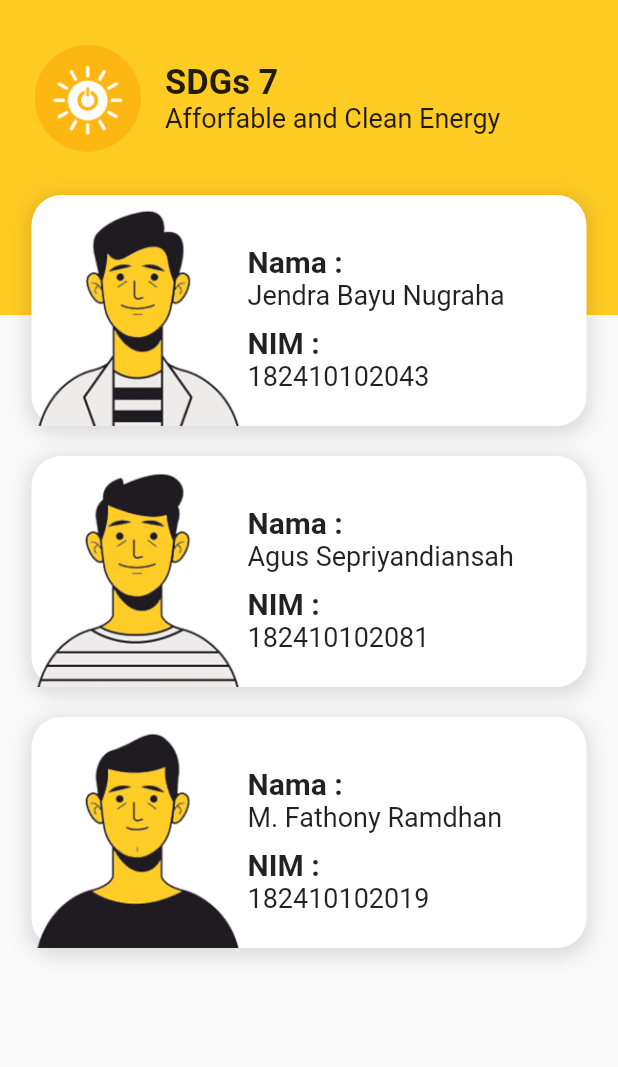
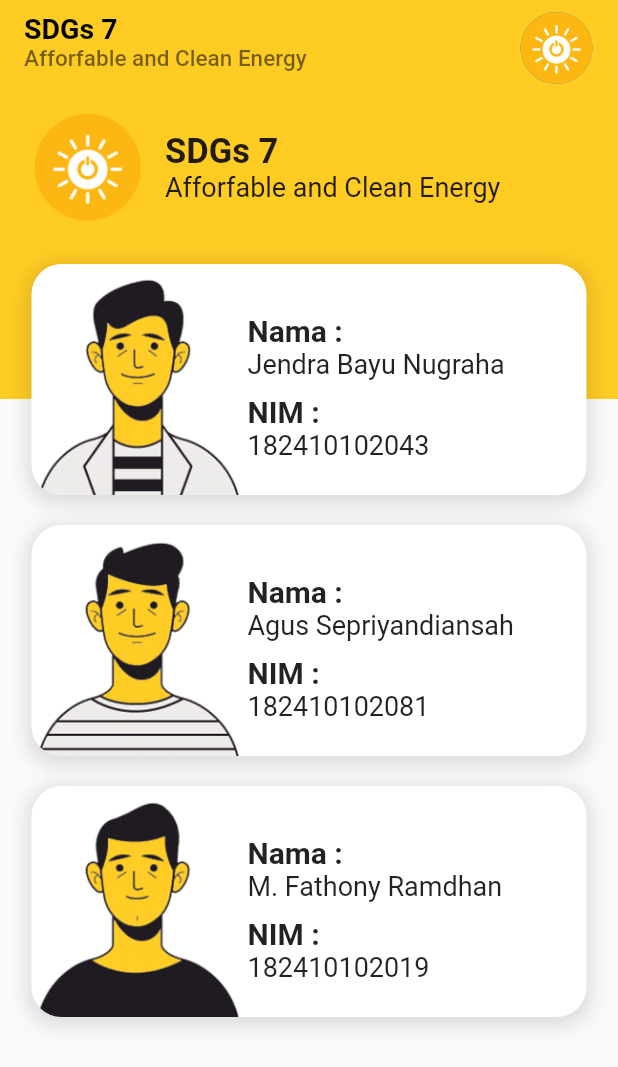
Before and after one commit to AgusS705/flutter-tugas-1, a Flutter app: the screen it shows after launch, on a phone screen of 412 x 824 dp. Shown: the top 1067 px of the screen. Run offline on Flutter 3.47's test engine with Material 2 defaults, Android fonts, the phone set to English and light mode, and no system bars.

Commit message:
add appbar

```diff
--- a/lib/about_page.dart
+++ b/lib/about_page.dart
@@ -3,6 +3,7 @@ import 'package:flutter/material.dart';
 import 'package:my_first_app/data.dart';
 
 Color kPrimaryColor = Color(0xffFFCC24);
+AssetImage kLogo = AssetImage('assets/images/logo.png');
 List<Person> listPerson = getPersonList();
 
 class AboutPage extends StatefulWidget {
@@ -14,21 +15,56 @@ class _AboutPageState extends State<AboutPage> {
   @override
   Widget build(BuildContext context) {
     return Scaffold(
-      body: Column(
+      appBar: AppBar(
+        backgroundColor: kPrimaryColor,
+        elevation: 0,
+        title: Column(
+          crossAxisAlignment: CrossAxisAlignment.start,
           children: <Widget>[
-          Stack(
-            overflow: Overflow.visible,
+            Text(
+              "SDGs 7",
+              style: TextStyle(
+                fontSize: 19,
+                fontWeight: FontWeight.bold,
+                color: Colors.black,
+              ),
+            ),
+            GestureDetector(
+                child: Text(
+              'Afforfable and Clean Energy',
+              style: TextStyle(
+                fontSize: 15,
+                color: Colors.black54,
+              ),
+            ))
+          ],
+        ),
+        centerTitle: false,
+        actions: <Widget>[
+          Container(
+            margin: EdgeInsets.only(
+              right: 16,
+              top: 8,
+            ),
+            width: 50,
+            child: CircleAvatar(
+              backgroundImage: kLogo,
+            ),
+          ),
+        ],
+      ),
+      body: Stack(
         children: <Widget>[
-              Container(
+          Positioned(
+              top: 0,
+              child: Container(
+                width: MediaQuery.of(context).size.width,
                 height: 210,
                 color: kPrimaryColor,
-                child: Padding(
-                    padding: EdgeInsets.only(
-                        top: 30, bottom: 30, right: 23, left: 23),
+                padding: EdgeInsets.only(top: 20, right: 23, left: 23),
                 child: Column(
                   children: <Widget>[
                     Row(
-                          crossAxisAlignment: CrossAxisAlignment.center,
                       mainAxisAlignment: MainAxisAlignment.start,
                       children: <Widget>[
                         Container(
@@ -46,8 +82,7 @@ class _AboutPageState extends State<AboutPage> {
                               Text(
                                 'SDGs 7',
                                 style: TextStyle(
-                                        fontSize: 23,
-                                        fontWeight: FontWeight.bold),
+                                    fontSize: 23, fontWeight: FontWeight.bold),
                               ),
                               Text(
                                 'Afforfable and Clean Energy',
@@ -61,19 +96,17 @@ class _AboutPageState extends State<AboutPage> {
                       ],
                     ),
                   ],
+                ),
               )),
-              ),
           Positioned(
-                  top: 130,
+              top: 120,
               left: 16,
               right: 16,
               child: Column(
                 mainAxisAlignment: MainAxisAlignment.center,
                 crossAxisAlignment: CrossAxisAlignment.center,
                 children: buildPersonList(),
-                  ))
-            ],
-          )
+              )),
         ],
       ),
     );
@@ -104,11 +137,16 @@ Widget buildPerson(Person person) {
     child: Row(
       children: <Widget>[
         Container(
+          decoration: BoxDecoration(
+              borderRadius: BorderRadius.only(bottomLeft: Radius.circular(20))),
+          child: ClipRRect(
+            borderRadius: BorderRadius.only(bottomLeft: Radius.circular(20)),
             child: Image(
                 width: 144,
                 image: AssetImage(
                   person.photo,
                 )),
+          ),
         ),
         Column(
           mainAxisAlignment: MainAxisAlignment.start,
```
Lines whose indentation alone changed are shown as unchanged.
